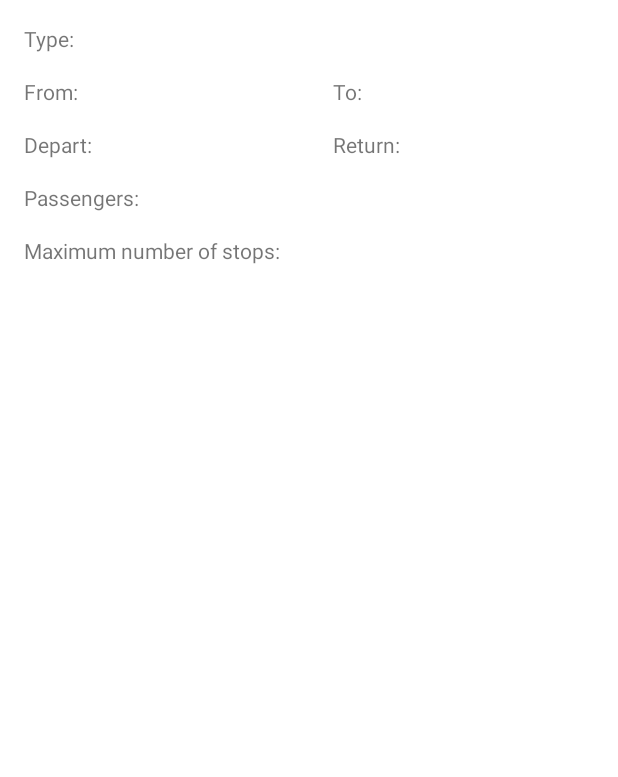
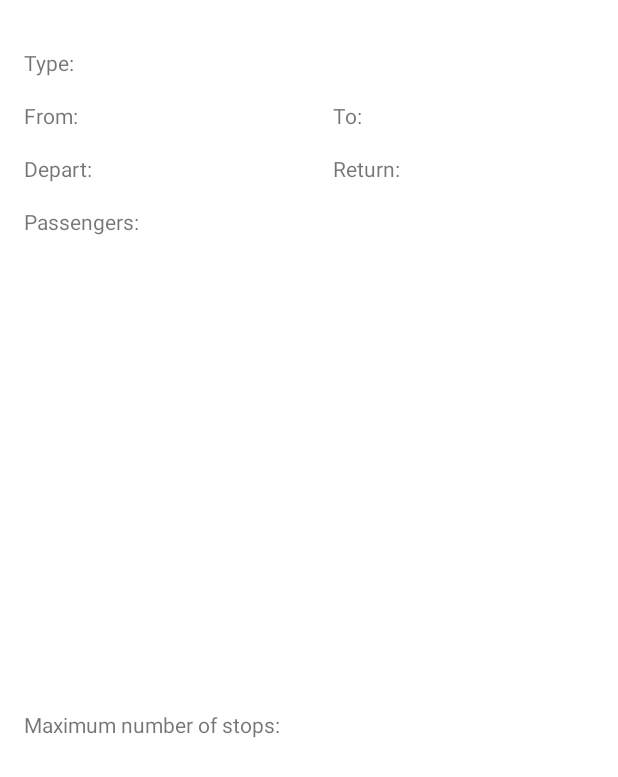
Before and after one commit to braiso-22/GestionVuelos, an Android app: the layout dialog_search_flight.xml on its own in the app's theme, with its tools: preview values and no code run, on a phone screen of 412 x 824 dp. Shown: the top 777 px of the screen. Run offline under Robolectric (Android 15) with nearby library versions, the phone set to English and light mode, and no system bars.

```diff
--- a/app/src/main/java/com/example/gestionvuelos/FlightsActivity.java
+++ b/app/src/main/java/com/example/gestionvuelos/FlightsActivity.java
@@ -347,7 +347,7 @@ public class FlightsActivity extends AppCompatActivity implements DatePickerDial
         return !ed.getText().toString().equals("");
     }
 
-    public void clearAll() {
+    private void clearAll() {
         roundTrip.setChecked(true);
         from.setText("");
         to.setText("");
--- a/app/src/main/res/layout/dialog_search_flight.xml
+++ b/app/src/main/res/layout/dialog_search_flight.xml
@@ -10,7 +10,7 @@
         android:layout_width="0dp"
         android:layout_height="wrap_content"
         android:layout_marginStart="16dp"
-        android:layout_marginTop="16dp"
+        android:layout_marginTop="32dp"
         android:layout_marginEnd="16dp"
         android:text="@string/type"
         android:textAlignment="textStart"
@@ -84,7 +84,9 @@
         android:layout_marginStart="16dp"
         android:layout_marginTop="16dp"
         android:layout_marginEnd="16dp"
+        android:layout_marginBottom="32dp"
         android:text="@string/maximum_number_of_stops"
+        app:layout_constraintBottom_toBottomOf="parent"
         app:layout_constraintEnd_toEndOf="parent"
         app:layout_constraintStart_toStartOf="parent"
         app:layout_constraintTop_toBottomOf="@+id/textoPassengers2" />
```
Also changed, not shown: app/src/main/java/com/example/gestionvuelos/LoginActivity.java (+13 -4 lines).
